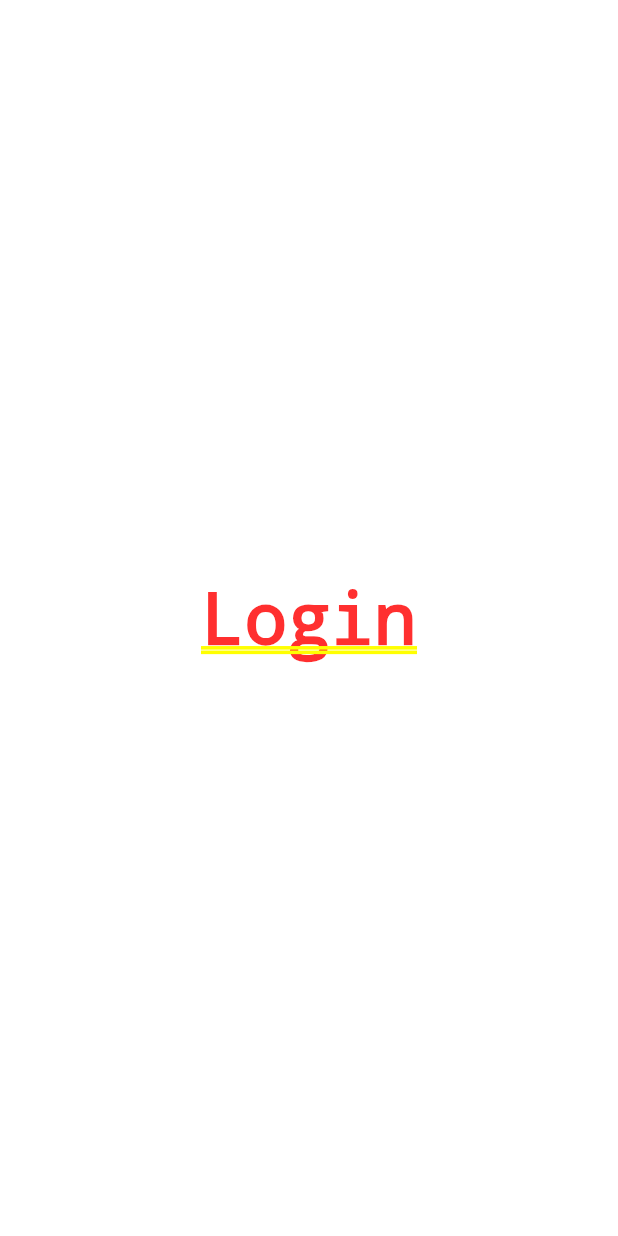
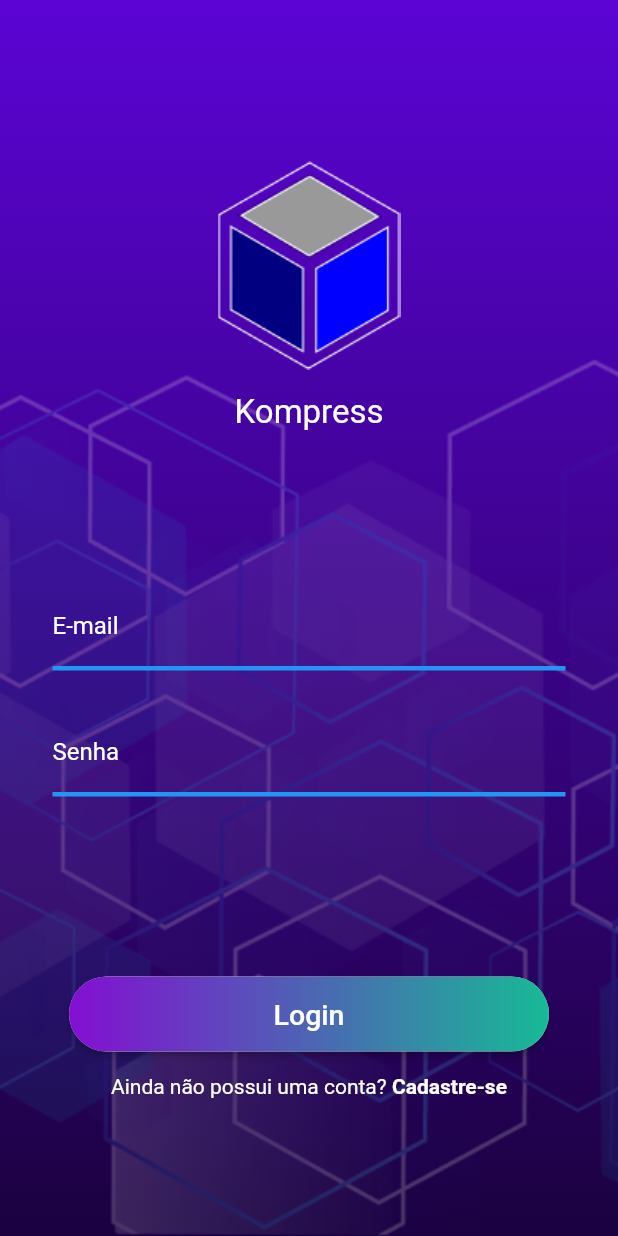
Before and after one commit to gabrielCaio/Kompress, a Flutter app: the screen it shows after launch, on a phone screen of 412 x 824 dp. Run offline on Flutter 3.47's test engine with Material 2 defaults, Android fonts, the phone set to English and light mode, and no system bars; project files that could hold a hidden picture were left out.

Commit message:
feat: login screen finished

```diff
--- a/mobile/lib/app/pages/login.dart
+++ b/mobile/lib/app/pages/login.dart
@@ -1,14 +1,150 @@
-import 'package:flutter/cupertino.dart';
+// ignore_for_file: deprecated_member_use
 
-// Programar pagina de login aqui
+import 'package:flutter/material.dart';
 
-class Login extends StatelessWidget {
+class Login extends StatefulWidget {
   const Login({Key? key}) : super(key: key);
 
   @override
+  _LoginPageState createState() => _LoginPageState();
+}
+
+class _LoginPageState extends State<Login> {
+  String email = '';
+  String senha = '';
+
+  @override
   Widget build(BuildContext context) {
-    return const Center(
-      child: Text("Login"),
+    return Scaffold(
+      body: SafeArea(
+        child: Stack(
+          children: [
+            Container(
+              decoration: const BoxDecoration(
+                gradient: LinearGradient(
+                  begin: Alignment.topCenter,
+                  end: Alignment.bottomCenter,
+                  colors: [
+                    Color(0xff5B04D4),
+                    Color(0xff1B0140),
+                  ],
+                ),
+              ),
+            ),
+            SizedBox.expand(
+              child: Image.asset(
+                'assets/Background.png',
+                fit: BoxFit.cover,
+              ),
+            ),
+            Padding(
+              padding: const EdgeInsets.all(35),
+              child: Center(
+                child: SingleChildScrollView(
+                  scrollDirection: Axis.vertical,
+                  child: Column(
+                    children: [
+                      SizedBox(
+                        height: 170,
+                        child: Image.asset('assets/logo_solid_black.png'),
+                      ),
+                      const Text(
+                        'Kompress',
+                        style: TextStyle(fontSize: 22, color: Colors.white),
+                      ),
+                      const SizedBox(height: 100),
+                      const TextField(
+                        style: TextStyle(color: Colors.white),
+                        cursorColor: Colors.white,
+                        decoration: InputDecoration(
+                          labelText: 'E-mail',
+                          labelStyle: TextStyle(color: Colors.white),
+                          enabledBorder: UnderlineInputBorder(
+                            borderSide: BorderSide(
+                              width: 3,
+                              color: Colors.blue,
+                            ),
+                          ),
+                        ),
+                      ),
+                      const SizedBox(height: 25),
+                      const TextField(
+                        obscureText: true,
+                        style: TextStyle(color: Colors.white),
+                        cursorColor: Colors.white,
+                        decoration: InputDecoration(
+                            labelText: 'Senha',
+                            labelStyle: TextStyle(color: Colors.white),
+                            enabledBorder: UnderlineInputBorder(
+                                borderSide: BorderSide(
+                              width: 3,
+                              color: Colors.blue,
+                            ))),
+                      ),
+                      const SizedBox(height: 120),
+                      SizedBox(
+                        child: RaisedButton(
+                          onPressed: () {},
+                          shape: RoundedRectangleBorder(
+                              borderRadius: BorderRadius.circular(30)),
+                          padding: const EdgeInsets.all(0.0),
+                          child: Ink(
+                            decoration: const BoxDecoration(
+                              gradient: LinearGradient(colors: [
+                                Color(0xff830FD1),
+                                Color(0xff17BA96)
+                              ]),
+                              borderRadius:
+                                  BorderRadius.all(Radius.circular(30)),
+                            ),
+                            child: Container(
+                              constraints: const BoxConstraints(
+                                maxWidth: 320.0,
+                                minHeight: 50.0,
+                              ), // min sizes for Material buttons
+                              alignment: Alignment.center,
+                              child: const Text(
+                                'Login',
+                                textAlign: TextAlign.center,
+                                style: TextStyle(
+                                  color: Colors.white,
+                                  fontSize: 19,
+                                ),
+                              ),
+                            ),
+                          ),
+                        ),
+                      ),
+                      const SizedBox(height: 15),
+                      Row(
+                        mainAxisAlignment: MainAxisAlignment.center,
+                        children: [
+                          const Text(
+                            'Ainda não possui uma conta? ',
+                            style: TextStyle(color: Colors.white),
+                          ),
+                          InkWell(
+                            onTap: () {
+                              Navigator.pushNamed(context, '/register');
+                            },
+                            child: const Text(
+                              'Cadastre-se',
+                              style: TextStyle(
+                                color: Colors.white,
+                                fontWeight: FontWeight.bold,
+                              ),
+                            ),
+                          ),
+                        ],
+                      ),
+                    ],
+                  ),
+                ),
+              ),
+            ),
+          ],
+        ),
+      ),
     );
   }
 }
```
Also changed, not shown: mobile/assets/logo_solid_black.png (added), mobile/pubspec.lock.
